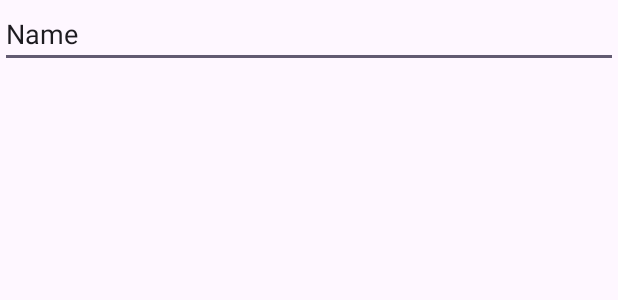
After one commit to Azevedo183/Noticias, an Android app: the layout fragment_nova_noticia_.xml on its own in the app's theme, with its tools: preview values and no code run, on a phone screen of 412 x 824 dp. The commit adds this screen. Shown: the top 300 px of the screen. Run offline under Robolectric (Android 15) with nearby library versions, the phone set to English and light mode, and no system bars.

Commit message:
Criação do fragment_nova_noticia_.xml

```diff
--- /dev/null
+++ b/app/src/main/res/layout/fragment_nova_noticia_.xml
@@ -0,0 +1,17 @@
+<?xml version="1.0" encoding="utf-8"?>
+<LinearLayout xmlns:android="http://schemas.android.com/apk/res/android"
+    xmlns:tools="http://schemas.android.com/tools"
+    android:layout_width="match_parent"
+    android:layout_height="match_parent"
+    android:orientation="vertical"
+    tools:context=".NovaNoticia_Fragment" >
+
+    <EditText
+        android:id="@+id/editTextText"
+        android:layout_width="match_parent"
+        android:layout_height="wrap_content"
+        android:ems="10"
+        android:inputType="text"
+        android:text="Name" />
+
+</LinearLayout>
--- a/app/src/main/res/values/strings.xml
+++ b/app/src/main/res/values/strings.xml
@@ -16,4 +16,5 @@
     <string name="Adicionar">Adicionar</string>
     <string name="Editar">Editar</string>
     <string name="Eliminar">Eliminar</string>
+    <string name="nova_noticia_lable">Nova Noticia</string>
 </resources>
```
Also changed, not shown: app/src/main/java/com/azevedo/noticias/NovaNoticia_Fragment.kt (added, +42 -0 lines), app/src/main/res/navigation/nav_graph.xml (+12 -0 lines).
